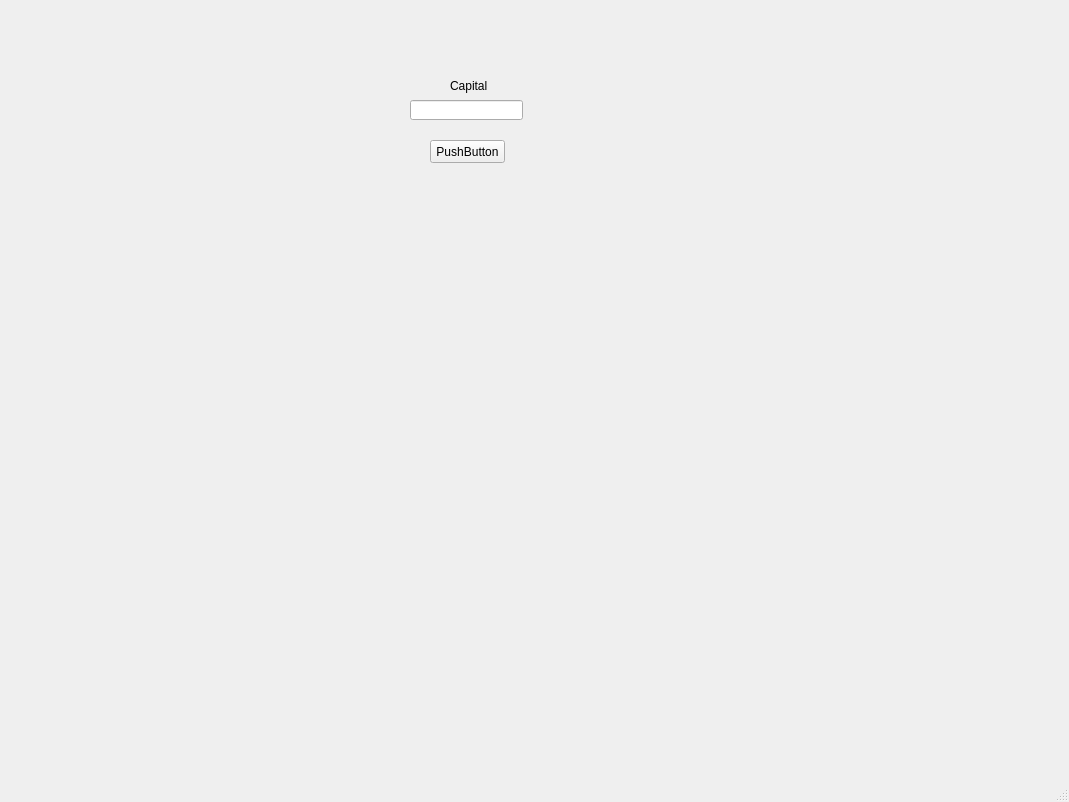
Before: the Qt Designer form gui.ui in MR-Crisp/Cryptobot, drawn with Qt 5.
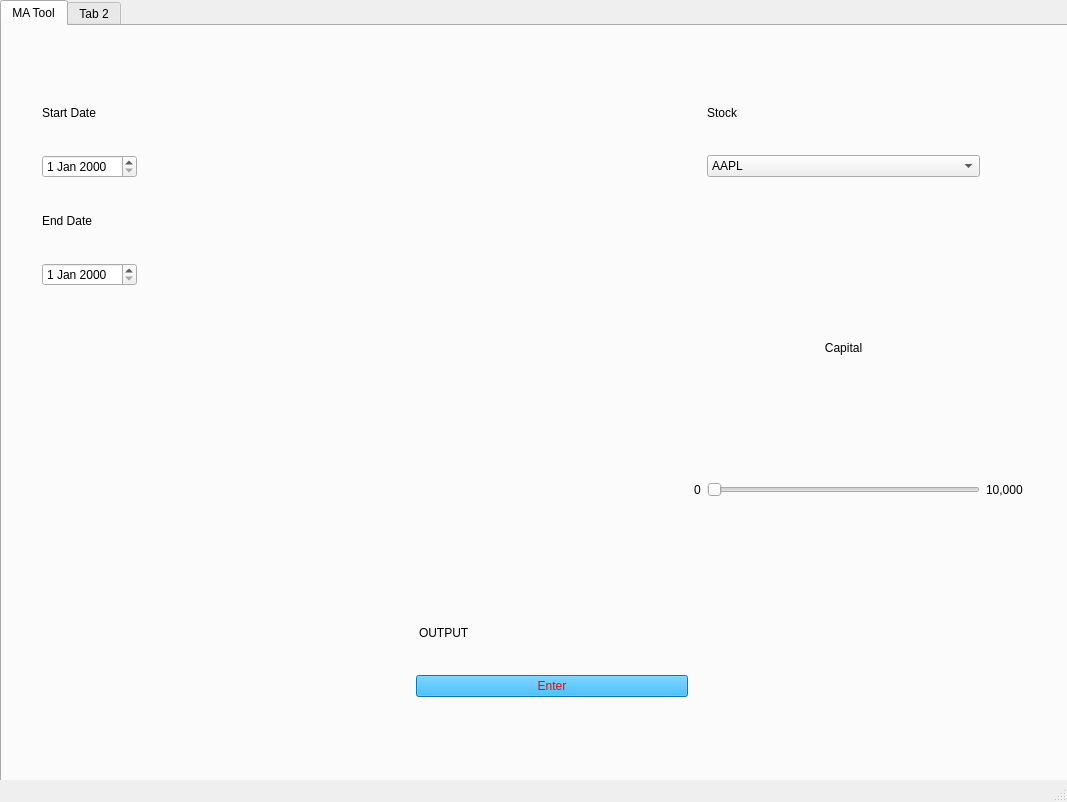
After: the same form once the commit is applied.

Diff of the .ui file:
```diff
--- a/gui.ui
+++ b/gui.ui
@@ -6,7 +6,7 @@
    <rect>
     <x>0</x>
     <y>0</y>
-    <width>1069</width>
+    <width>1067</width>
     <height>802</height>
    </rect>
   </property>
@@ -14,41 +14,214 @@
    <string>MainWindow</string>
   </property>
   <widget class="QWidget" name="centralwidget">
-   <widget class="QLabel" name="label">
+   <widget class="QTabWidget" name="tabWidget">
     <property name="geometry">
      <rect>
-      <x>450</x>
-      <y>70</y>
-      <width>101</width>
-      <height>31</height>
+      <x>0</x>
+      <y>0</y>
+      <width>1071</width>
+      <height>801</height>
      </rect>
     </property>
-    <property name="text">
-     <string>Capital</string>
+    <property name="currentIndex">
+     <number>0</number>
     </property>
-   </widget>
-   <widget class="QLineEdit" name="lineEdit">
-    <property name="geometry">
-     <rect>
-      <x>410</x>
-      <y>100</y>
-      <width>113</width>
-      <height>20</height>
-     </rect>
+    <property name="movable">
+     <bool>true</bool>
     </property>
-   </widget>
-   <widget class="QPushButton" name="pushButton">
-    <property name="geometry">
-     <rect>
-      <x>430</x>
-      <y>140</y>
-      <width>75</width>
-      <height>23</height>
-     </rect>
-    </property>
-    <property name="text">
-     <string>PushButton</string>
-    </property>
+    <widget class="QWidget" name="MA_Tool">
+     <attribute name="title">
+      <string>MA Tool</string>
+     </attribute>
+     <widget class="QWidget" name="gridLayoutWidget">
+      <property name="geometry">
+       <rect>
+        <x>40</x>
+        <y>50</y>
+        <width>981</width>
+        <height>621</height>
+       </rect>
+      </property>
+      <layout class="QGridLayout" name="gridLayout_3">
+       <item row="1" column="1">
+        <spacer name="horizontalSpacer_3">
+         <property name="orientation">
+          <enum>Qt::Horizontal</enum>
+         </property>
+         <property name="sizeHint" stdset="0">
+          <size>
+           <width>40</width>
+           <height>20</height>
+          </size>
+         </property>
+        </spacer>
+       </item>
+       <item row="13" column="2">
+        <widget class="QPushButton" name="pushButton">
+         <property name="styleSheet">
+          <string notr="true">QPushButton{
+	background-color:rgb(0, 170, 255);
+	color:rgb(255, 0, 0);
+}
+
+
+QPushButton:hover{
+background-color:rgb(0, 170, 190);
+
+}
+
+QPushButton:pressed{
+background-color:rgb(0, 170, 115);
+
+
+}</string>
+         </property>
+         <property name="text">
+          <string>Enter</string>
+         </property>
+        </widget>
+       </item>
+       <item row="12" column="2">
+        <widget class="QLabel" name="OutputLabel">
+         <property name="layoutDirection">
+          <enum>Qt::LeftToRight</enum>
+         </property>
+         <property name="text">
+          <string>OUTPUT</string>
+         </property>
+         <property name="textFormat">
+          <enum>Qt::AutoText</enum>
+         </property>
+         <property name="scaledContents">
+          <bool>false</bool>
+         </property>
+         <property name="indent">
+          <number>3</number>
+         </property>
+        </widget>
+       </item>
+       <item row="6" column="2">
+        <spacer name="horizontalSpacer_4">
+         <property name="orientation">
+          <enum>Qt::Horizontal</enum>
+         </property>
+         <property name="sizeHint" stdset="0">
+          <size>
+           <width>40</width>
+           <height>20</height>
+          </size>
+         </property>
+        </spacer>
+       </item>
+       <item row="1" column="0">
+        <widget class="QDateEdit" name="StartDate"/>
+       </item>
+       <item row="3" column="0">
+        <widget class="QLabel" name="label_2">
+         <property name="text">
+          <string>End Date</string>
+         </property>
+        </widget>
+       </item>
+       <item row="9" column="6">
+        <widget class="QLabel" name="label_5">
+         <property name="text">
+          <string>10,000</string>
+         </property>
+        </widget>
+       </item>
+       <item row="0" column="0">
+        <widget class="QLabel" name="label_3">
+         <property name="text">
+          <string>Start Date</string>
+         </property>
+        </widget>
+       </item>
+       <item row="4" column="0">
+        <widget class="QDateEdit" name="EndDate"/>
+       </item>
+       <item row="9" column="7">
+        <layout class="QHBoxLayout" name="horizontalLayout"/>
+       </item>
+       <item row="9" column="3">
+        <widget class="QLabel" name="label_4">
+         <property name="text">
+          <string>0</string>
+         </property>
+        </widget>
+       </item>
+       <item row="0" column="4">
+        <widget class="QLabel" name="label_6">
+         <property name="text">
+          <string>Stock</string>
+         </property>
+        </widget>
+       </item>
+       <item row="1" column="4">
+        <widget class="QComboBox" name="comboBox">
+         <item>
+          <property name="text">
+           <string>AAPL</string>
+          </property>
+         </item>
+         <item>
+          <property name="text">
+           <string>MSFT</string>
+          </property>
+         </item>
+         <item>
+          <property name="text">
+           <string>AMZN</string>
+          </property>
+         </item>
+         <item>
+          <property name="text">
+           <string>AAC</string>
+          </property>
+         </item>
+        </widget>
+       </item>
+       <item row="9" column="4">
+        <widget class="QSlider" name="horizontalSlider">
+         <property name="orientation">
+          <enum>Qt::Horizontal</enum>
+         </property>
+        </widget>
+       </item>
+       <item row="9" column="2">
+        <spacer name="verticalSpacer_3">
+         <property name="orientation">
+          <enum>Qt::Vertical</enum>
+         </property>
+         <property name="sizeType">
+          <enum>QSizePolicy::Minimum</enum>
+         </property>
+         <property name="sizeHint" stdset="0">
+          <size>
+           <width>20</width>
+           <height>200</height>
+          </size>
+         </property>
+        </spacer>
+       </item>
+       <item row="8" column="4">
+        <widget class="QLabel" name="CapitalLabel">
+         <property name="text">
+          <string>Capital</string>
+         </property>
+         <property name="alignment">
+          <set>Qt::AlignCenter</set>
+         </property>
+        </widget>
+       </item>
+      </layout>
+     </widget>
+    </widget>
+    <widget class="QWidget" name="tab_2">
+     <attribute name="title">
+      <string>Tab 2</string>
+     </attribute>
+    </widget>
    </widget>
   </widget>
   <widget class="QStatusBar" name="statusbar"/>
```
Left out of the diff: 3 changed lines with no effect on the pictures.
